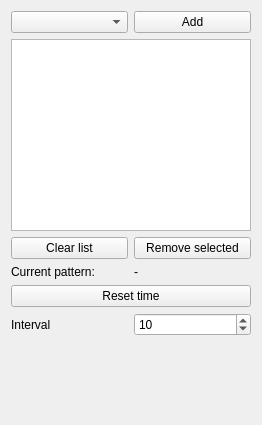
First picture: the form in Effects/CustomBlink/CustomBlink.ui, repository DLdota/OpenRGBEffectsPlugin, before the edit.
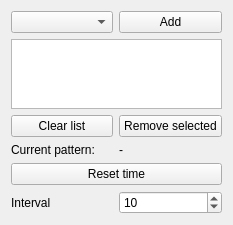
Second picture: the form after the edit.

Commit message: Add a spacer only if needed

Diff of the .ui file:
```diff
--- a/Effects/CustomBlink/CustomBlink.ui
+++ b/Effects/CustomBlink/CustomBlink.ui
@@ -6,8 +6,8 @@
    <rect>
     <x>0</x>
     <y>0</y>
-    <width>262</width>
-    <height>425</height>
+    <width>233</width>
+    <height>221</height>
    </rect>
   </property>
   <property name="windowTitle">
@@ -86,18 +86,12 @@
      </property>
     </widget>
    </item>
-   <item row="6" column="0" colspan="2">
-    <spacer name="verticalSpacer">
-     <property name="orientation">
-      <enum>Qt::Vertical</enum>
+   <item row="1" column="0" colspan="2">
+    <widget class="QListView" name="selected_patterns">
+     <property name="selectionMode">
+      <enum>QAbstractItemView::MultiSelection</enum>
      </property>
-     <property name="sizeHint" stdset="0">
-      <size>
-       <width>20</width>
-       <height>40</height>
-      </size>
-     </property>
-    </spacer>
+    </widget>
    </item>
   </layout>
  </widget>
```
Left out of the diff: 61 changed lines with no effect on the pictures. The commit also changes 34 other files.
